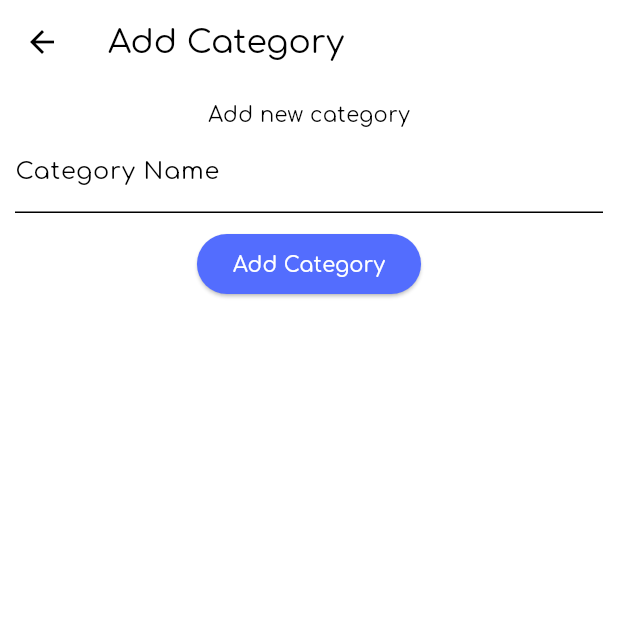
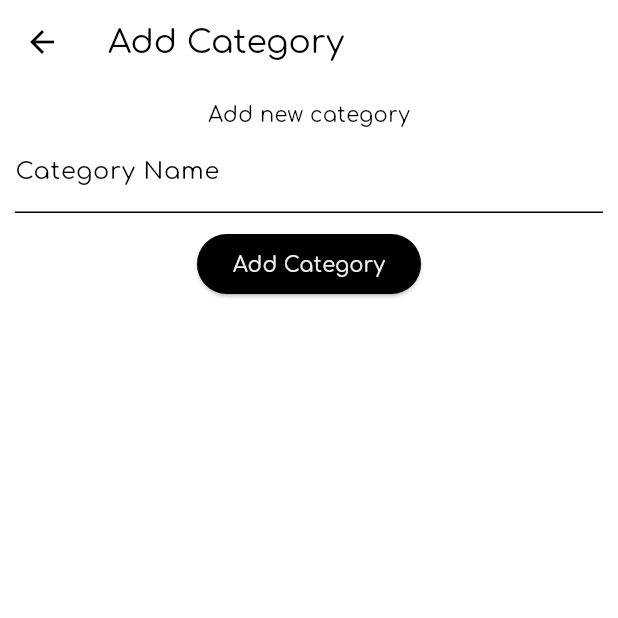
Before and after one commit to mrcodefrost/kriminal_fashion_ecommerce, a Flutter app: the AddCategoryScreen screen opened directly, on a phone screen of 412 x 824 dp, the top half of it. Run offline on Flutter 3.47's test engine with Material 3 defaults, Android fonts, the phone set to English and light mode, and no system bars; our stand-ins replace cloud_firestore, firebase_core, get, google_fonts, liquid_pull_to_refresh, shared_preferences; accounts and stored records are empty; generated files the repository leaves out were written again.

Commit message:
minor ui theme fixes

```diff
--- a/lib/controller/home_controller.dart
+++ b/lib/controller/home_controller.dart
@@ -26,6 +26,9 @@ class HomeController extends GetxController {
 
   List<Product> products = [];
   List<ProductCategory> productCategories = [];
+
+  // TODO make product brand
+  // List<ProductBrand> productBands = [];
 
   @override
   void onInit() async {
--- a/lib/screens/add_category_screen.dart
+++ b/lib/screens/add_category_screen.dart
@@ -31,8 +31,8 @@ class AddCategoryScreen extends StatelessWidget {
               ),
               ElevatedButton(
                   style: ElevatedButton.styleFrom(
-                    backgroundColor: Colors.indigoAccent,
-                    foregroundColor: Colors.white,
+                    backgroundColor: context.theme.colorScheme.primary,
+                    foregroundColor: context.theme.colorScheme.tertiary,
                   ),
                   onPressed: () async {
                     homeController.addCategory();
--- a/lib/screens/add_product_screen.dart
+++ b/lib/screens/add_product_screen.dart
@@ -131,8 +131,8 @@ class AddProductScreen extends StatelessWidget {
               ),
               ElevatedButton(
                   style: ElevatedButton.styleFrom(
-                    backgroundColor: Colors.indigoAccent,
-                    foregroundColor: Colors.white,
+                    backgroundColor: context.theme.colorScheme.primary,
+                    foregroundColor: context.theme.colorScheme.tertiary,
                   ),
                   onPressed: () async {
                     homeController.addProduct();
```
